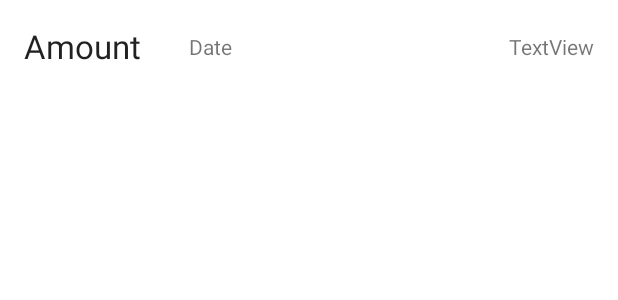
After one commit to f10408034/Bmi2, an Android app: the layout row_transaction.xml on its own in the app's theme, with its tools: preview values and no code run, on a phone screen of 412 x 824 dp. The commit adds this screen. Shown: the top 300 px of the screen. Run offline under Robolectric (Android 15) with nearby library versions, the phone set to English and light mode, and no system bars; network calls fail.

Commit message:
bmi MVVM

```diff
--- a/app/build.gradle
+++ b/app/build.gradle
@@ -36,14 +36,13 @@ android {
 
 dependencies {
 
+    implementation 'com.google.code.gson:gson:2.9.0'
     implementation 'androidx.core:core-ktx:1.7.0'
-    dependencies {
-        implementation 'com.google.code.gson:gson:2.9.0'
-    }
     implementation 'androidx.appcompat:appcompat:1.4.1'
     implementation 'com.google.android.material:material:1.5.0'
     implementation 'androidx.constraintlayout:constraintlayout:2.1.3'
     testImplementation 'junit:junit:4.13.2'
     androidTestImplementation 'androidx.test.ext:junit:1.1.3'
     androidTestImplementation 'androidx.test.espresso:espresso-core:3.4.0'
+
 }
--- a/app/src/main/AndroidManifest.xml
+++ b/app/src/main/AndroidManifest.xml
@@ -1,6 +1,7 @@
 <?xml version="1.0" encoding="utf-8"?>
 <manifest xmlns:android="http://schemas.android.com/apk/res/android"
     package="com.vangood.bmi2">
+    <uses-permission android:name="android.permission.INTERNET" />
 
     <application
         android:allowBackup="true"
@@ -11,7 +12,9 @@
         android:theme="@style/Theme.Bmi2">
         <activity
             android:name=".TransactionActivity"
-            android:exported="false" />
+            android:exported="true" >
+
+        </activity>
         <activity
             android:name=".ResultActivity"
             android:exported="false" />
--- /dev/null
+++ b/app/src/main/res/layout/row_transaction.xml
@@ -0,0 +1,40 @@
+<?xml version="1.0" encoding="utf-8"?>
+<androidx.constraintlayout.widget.ConstraintLayout xmlns:android="http://schemas.android.com/apk/res/android"
+    xmlns:app="http://schemas.android.com/apk/res-auto"
+    xmlns:tools="http://schemas.android.com/tools"
+    android:layout_width="match_parent"
+    android:layout_height="wrap_content">
+
+    <TextView
+        android:id="@+id/tran_amount"
+        android:layout_width="wrap_content"
+        android:layout_height="wrap_content"
+        android:layout_marginStart="16dp"
+        android:layout_marginTop="16dp"
+        android:layout_marginBottom="8dp"
+        android:text="Amount"
+        android:textAppearance="@style/TextAppearance.AppCompat.Large"
+        app:layout_constraintBottom_toBottomOf="parent"
+        app:layout_constraintStart_toStartOf="parent"
+        app:layout_constraintTop_toTopOf="parent" />
+
+    <TextView
+        android:id="@+id/tran_date"
+        android:layout_width="wrap_content"
+        android:layout_height="wrap_content"
+        android:layout_marginStart="32dp"
+        android:text="Date"
+        app:layout_constraintBottom_toBottomOf="@+id/tran_amount"
+        app:layout_constraintStart_toEndOf="@+id/tran_amount"
+        app:layout_constraintTop_toTopOf="@+id/tran_amount" />
+
+    <TextView
+        android:id="@+id/tran_type"
+        android:layout_width="wrap_content"
+        android:layout_height="wrap_content"
+        android:layout_marginEnd="16dp"
+        android:text="TextView"
+        app:layout_constraintBottom_toBottomOf="@+id/tran_date"
+        app:layout_constraintEnd_toEndOf="parent"
+        app:layout_constraintTop_toTopOf="@+id/tran_date" />
+</androidx.constraintlayout.widget.ConstraintLayout>
```
Also changed, not shown: app/src/main/java/com/vangood/bmi2/BmiViewModel.kt (added, +14 -0 lines), app/src/main/java/com/vangood/bmi2/MainActivity.kt (+33 -58 lines), app/src/main/java/com/vangood/bmi2/TransactionActivity.kt (+44 -13 lines), app/src/main/res/layout/activity_transaction.xml (+8 -0 lines).
